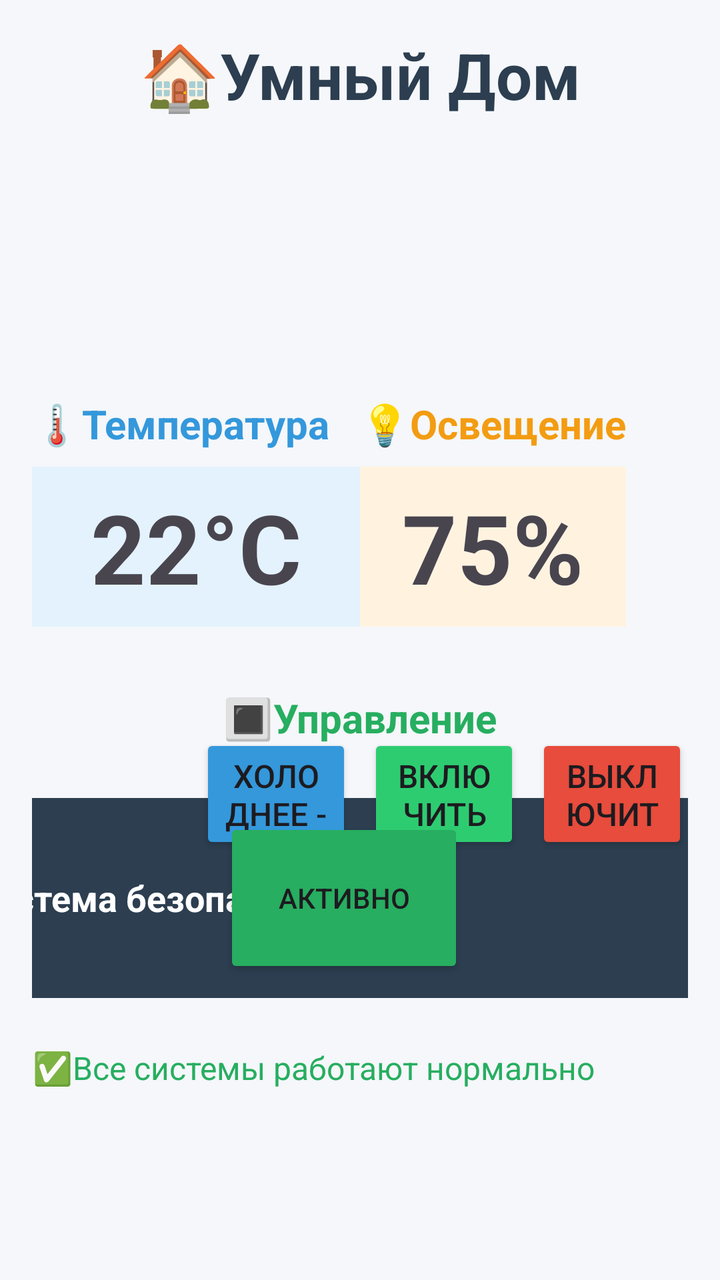
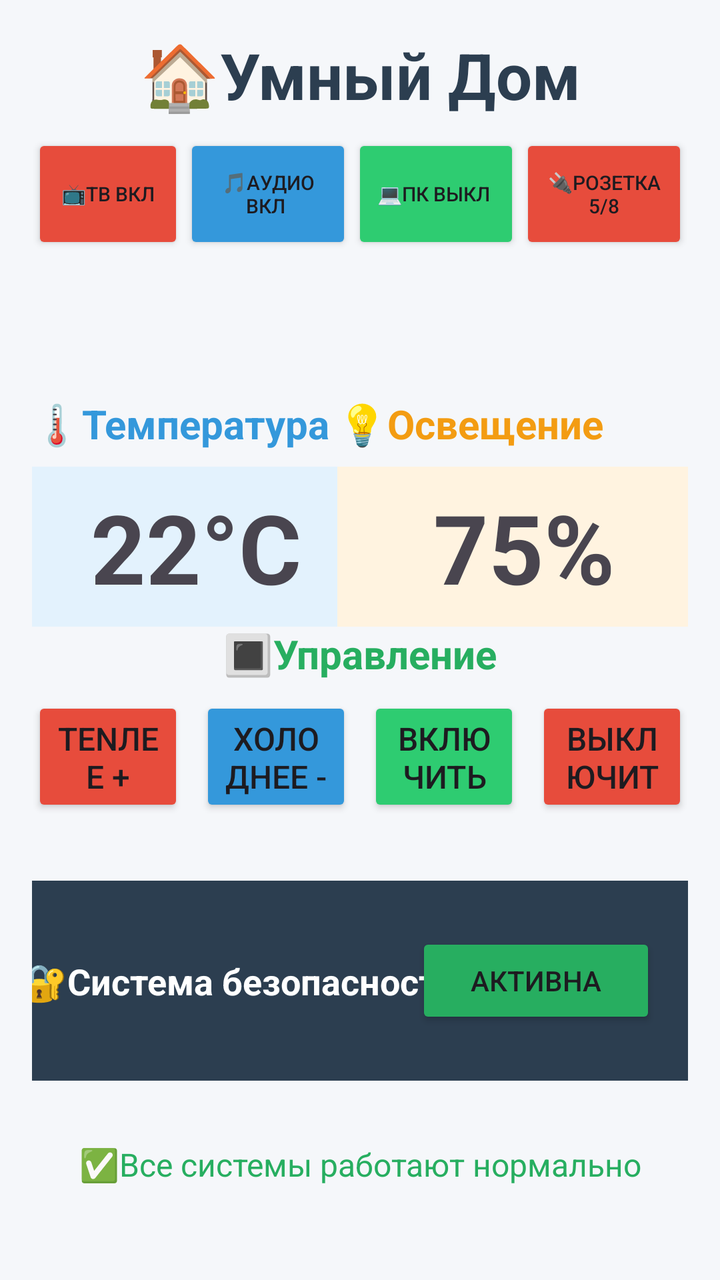

Before-and-after screenshots of an Android layout around one commit, followed by the original layout XML and the change that was made.
<!-- AndroidManifest.xml: application theme Theme.Lab5 -->
<!-- res/layout/activity_main.xml -->
<?xml version="1.0" encoding="utf-8"?>
<androidx.constraintlayout.widget.ConstraintLayout
    xmlns:android="http://schemas.android.com/apk/res/android"
    xmlns:app="http://schemas.android.com/apk/res-auto"
    xmlns:tools="http://schemas.android.com/tools"
    android:layout_height="match_parent"
    android:padding="16dp"
    android:background="#F5F7FA"
    android:layout_width="match_parent"
    tools:context=".MainActivity">

    <TextView
        android:id="@+id/titleText"
        android:layout_width="0dp"
        android:layout_height="wrap_content"
        android:gravity="center"
        android:text="🏠Умный Дом"
        android:textColor="#2C3E50"
        android:textSize="32sp"
        android:textStyle="bold"
        app:layout_constraintEnd_toEnd0f="parent"
        app:layout_constraintEnd_toEndOf="parent"
        app:layout_constraintStart_toStartOf="parent"
        app:layout_constraintTop_toTop0f="parent"
        app:layout_constraintTop_toTopOf="parent" />

    <androidx.constraintlayout.widget.Guideline
        android:id="@+id/guideline30"
        android:layout_width="wrap_content"
        android:layout_height="wrap_content"
        android:orientation="horizontal"
        app:layout_constraintGuide_percent="0.3" />

    <TextView
        android:id="@+id/tempLabel"
        android:layout_width="0dp"
        android:layout_height="wrap_content"
        android:text="🌡Teмператypа"
        android:textSize="20sp"
        android:textStyle="bold"
        android:textColor="#3498DB"
        app:layout_constraintTop_toTopOf="@id/guideline30"
        app:layout_constraintStart_toStartOf="parent"
        app:layout_constraintEnd_toStartOf="@id/guideline50" />

    <TextView
        android:id="@+id/tempValue"
        android:layout_width="0dp"
        android:layout_height="80dp"
        android:text="22°C"
        android:textSize="48sp"
        android:textStyle="bold"
        android:gravity="center"
        android:background="#E3F2FD"
        android:padding="8dp"
        app:layout_constraintTop_toBottomOf="@id/tempLabel"
        app:layout_constraintStart_toStartOf="@id/tempLabel"
        app:layout_constraintEnd_toEndOf="@id/tempLabel"
        android:layout_marginTop="8dp" />

    <TextView
        android:id="@+id/lightLabel"
        android:layout_width="0dp"
        android:layout_height="wrap_content"
        android:text="💡Освещение"
        android:textSize="20sp"
        android:textStyle="bold"
        android:textColor="#F39C12"
        app:layout_constraintTop_toTopOf="@id/guideline30"
        app:layout_constraintStart_toEndOf="@id/guideline50"
        app:layout_constraintEnd_toEnd0f="parent" />

    <TextView
        android:id="@+id/lightValue"
        android:layout_width="0dp"
        android:layout_height="80dp"
        android:text="75%"
        android:textSize="48sp"
        android:textStyle="bold"
        android:gravity="center"
        android:background="#FFF3E0"
        android:padding="8dp"
        app:layout_constraintTop_toBottomOf="@id/lightLabel"
        app:layout_constraintStart_toStartOf="@id/lightLabel"
        app:layout_constraintEnd_toEndOf="@id/lightLabel"
        android:layout_marginTop="8dp" />

    <androidx.constraintlayout.widget.Guideline
        android:id="@+id/guideline50"
        android:layout_width="wrap_content"
        android:layout_height="wrap_content"
        android:orientation="vertical"
        app:layout_constraintGuide_percent="0.5" />

    <androidx.constraintlayout.widget.Barrier
        android:id="@+id/buttonBarrier"
        android:layout_width="wrap_content"
        android:layout_height="wrap_content"
        app:barrierDirection="bottom"
        app:constraint_referenced_ids="tempValue, lightValue" />

    <TextView
        android:id="@+id/controlLabel"
        android:layout_width="0dp"
        android:layout_height="wrap_content"
        android:gravity="center"
        android:text="🔳Управление"
        android:textColor="#27AE60"
        android:textSize="20sp"
        android:textStyle="bold"
        app:layout_constraintEnd_toEndOf="parent"
        app:layout_constraintStart_toStartOf="parent"
        android:layout_marginTop="32dp"
        app:layout_constraintTop_toBottomOf="@id/buttonBarrier" />

    <Button
        android:id="@+id/tempUpButton"
        android:layout_width="0dp"
        android:layout_height="60dp"
        android:text="Tenлee +"
        android:textSize="16sp"
        app:layout_constraintTop_toBottomOf="@id/controlLabel"
        android:backgroundTint="#E74C3C"
        app:layout_constraintBottom_toTopOf="@id/controlLabel"
        app:layout_constraintStart_toStartOf="parent"
        app:layout_constraintEnd_toStartOf="@id/tempDownButton"
        app:layout_constraintHorizontal_chainStyle="spread"
        android:layout_marginTop="16dp"
        android:layout_marginEnd="8dp" />
    <Button
        android:id="@+id/tempDownButton"
        android:layout_width="0dp"
        android:layout_height="60dp"
        android:text="Xолоднее -"
        android:textSize="16sp"
        android:backgroundTint="#3498DB"
        app:layout_constraintTop_toTopOf="@id/tempUpButton"
        app:layout_constraintStart_toEndOf="@id/tempUpButton"
        app:layout_constraintEnd_toStartOf="@id/lightonButton"
        android:layout_marginEnd="8dp" />
    <Button
        android:id="@+id/lightonButton"
        android:layout_width="0dp"
        android:layout_height="60dp"
        android:text="Включить"
        android:textSize="16sp"
        android:backgroundTint="#2ECC71"
        app:layout_constraintTop_toTopOf="@id/tempUpButton"
        app:layout_constraintStart_toEndOf="@id/tempDownButton"
        app:layout_constraintEnd_toStartOf="@id/lightoffButton"
        android:layout_marginEnd="8dp" />
    <Button
        android:id="@+id/lightoffButton"
        android:layout_width="0dp"
        android:layout_height="60dp"
        android:text="Выключить"
        android:textSize="16sp"
        android:backgroundTint="#E74C3C"
        app:layout_constraintTop_toTopOf="@id/tempUpButton"
        app:layout_constraintStart_toEndOf="@id/lightonButton"
        app:layout_constraintEnd_toEndOf="parent" />
    <View
        android:id="@+id/securityIndicator"
        android:layout_width="0dp"
        android:layout_height="100dp"
        android:background="#2C3E50"
        app:layout_constraintTop_toBottomOf="@id/tempUpButton"
        app:layout_constraintStart_toStartOf="parent"
        app:layout_constraintEnd_toEnd0f="parent"
        android:layout_marginTop="32dp" />
    <TextView
        android:id="@+id/securityText"
        android:layout_width="wrap_content"
        android:layout_height="wrap_content"
        android:text="🔐Система безопасности"
        android:textSize="18sp"
        android:textStyle="bold"
        android:textColor="#FFFFFF"
        app:layout_constraintTop_toTopOf="@id/securityIndicator"
        app:layout_constraintBottom_toBottomOf="@id/securityIndicator"
        app:layout_constraintStart_toStartOf="@id/securityIndicator"
        app:layout_constraintEnd_toStartOf="@id/securityButton"
        android:gravity="center_vertical"
        android:paddingStart="16dp" />

    <Button
        android:id="@+id/securityButton"
        android:layout_width="120dp"
        android:layout_height="80dp"
        android:layout_marginEnd="16dp"
        android:backgroundTint="#27AE60"
        android:text="Активно"
        android:textSize="14sp"
        app:layout_constraintBottom_toBottomOf="@id/securityIndicator"
        app:layout_constraintEnd_toEndOf="@id/securityIndicator"
        app:layout_constraintStart_toStartOf="parent"
        app:layout_constraintTop_toTopOf="@id/securityIndicator" />
    <TextView
        android:id="@+id/statusText"
        android:layout_width="0dp"
        android:layout_height="wrap_content"
        android:text="✅Все системы работают нормально"
        android:textSize="16sp"
        android:textColor="#27AE60"
        android:gravity="center"
        app:layout_constraintTop_toBottomOf="@id/securityIndicator"
        app:layout_constraintStart_toStartOf="parent"
        app:layout_constraintEnd_toEnd0f="parent"
        app:layout_constraintBottom_toBottom0f="parent"
        android:layout_marginTop="24dp"
        android:layout_marginBottom="16dp" />

</androidx.constraintlayout.widget.ConstraintLayout>
<!-- resources referenced by this layout -->
<resources>
  <style name="Theme.Lab5" parent="Base.Theme.Lab5" />
  <style name="Base.Theme.Lab5" parent="Theme.Material3.DayNight.NoActionBar">
          
          
      </style>
</resources>

<!-- the commit's change to res/layout/activity_main.xml (unified diff, before → after) -->
@@ -18,10 +18,8 @@
         android:textColor="#2C3E50"
         android:textSize="32sp"
         android:textStyle="bold"
-        app:layout_constraintEnd_toEnd0f="parent"
-        app:layout_constraintEnd_toEndOf="parent"
-        app:layout_constraintStart_toStartOf="parent"
-        app:layout_constraintTop_toTop0f="parent"
+        app:layout_constraintEnd_toEndOf="parent"
+        app:layout_constraintStart_toStartOf="parent"
         app:layout_constraintTop_toTopOf="parent" />
 
     <androidx.constraintlayout.widget.Guideline
@@ -58,9 +56,10 @@
         app:layout_constraintEnd_toEndOf="@id/tempLabel"
         android:layout_marginTop="8dp" />
 
+
     <TextView
         android:id="@+id/lightLabel"
-        android:layout_width="0dp"
+        android:layout_width="187dp"
         android:layout_height="wrap_content"
         android:text="💡Освещение"
         android:textSize="20sp"
@@ -68,7 +67,7 @@
         android:textColor="#F39C12"
         app:layout_constraintTop_toTopOf="@id/guideline30"
         app:layout_constraintStart_toEndOf="@id/guideline50"
-        app:layout_constraintEnd_toEnd0f="parent" />
+        app:layout_constraintEnd_toEndOf="parent" />
 
     <TextView
         android:id="@+id/lightValue"
@@ -110,7 +109,6 @@
         android:textStyle="bold"
         app:layout_constraintEnd_toEndOf="parent"
         app:layout_constraintStart_toStartOf="parent"
-        android:layout_marginTop="32dp"
         app:layout_constraintTop_toBottomOf="@id/buttonBarrier" />
 
     <Button
@@ -121,11 +119,10 @@
         android:textSize="16sp"
         app:layout_constraintTop_toBottomOf="@id/controlLabel"
         android:backgroundTint="#E74C3C"
-        app:layout_constraintBottom_toTopOf="@id/controlLabel"
         app:layout_constraintStart_toStartOf="parent"
         app:layout_constraintEnd_toStartOf="@id/tempDownButton"
         app:layout_constraintHorizontal_chainStyle="spread"
-        android:layout_marginTop="16dp"
+        android:layout_marginTop="8dp"
         android:layout_marginEnd="8dp" />
     <Button
         android:id="@+id/tempDownButton"
@@ -159,15 +156,61 @@
         app:layout_constraintTop_toTopOf="@id/tempUpButton"
         app:layout_constraintStart_toEndOf="@id/lightonButton"
         app:layout_constraintEnd_toEndOf="parent" />
+    <Button
+        android:id="@+id/tempUpButn"
+        android:layout_width="0dp"
+        android:layout_height="60dp"
+        android:text="📺ТВ ВКЛ"
+        android:textSize="10sp"
+        app:layout_constraintTop_toBottomOf="@+id/titleText"
+        android:backgroundTint="#E74C3C"
+        app:layout_constraintStart_toStartOf="parent"
+        app:layout_constraintEnd_toStartOf="@id/tempDownButton"
+        app:layout_constraintHorizontal_chainStyle="spread"
+        android:layout_marginTop="8dp"
+        android:layout_marginEnd="8dp" />
+    <Button
+        android:id="@+id/tempDownButt"
+        android:layout_width="0dp"
+        android:layout_height="60dp"
+        android:text="🎵АУДИО ВКЛ "
+        android:textSize="10sp"
+        android:backgroundTint="#3498DB"
+        app:layout_constraintTop_toTopOf="@+id/tempUpButn"
+        app:layout_constraintStart_toEndOf="@id/tempUpButton"
+        app:layout_constraintEnd_toStartOf="@id/lightonButton"
+        android:layout_marginEnd="8dp" />
+    <Button
+        android:id="@+id/lightonBu"
+        android:layout_width="0dp"
+        android:layout_height="60dp"
+        android:text="💻ПК ВЫКЛ "
+        android:textSize="10sp"
+        android:backgroundTint="#2ECC71"
+        app:layout_constraintTop_toTopOf="@+id/tempUpButn"
+        app:layout_constraintStart_toEndOf="@id/tempDownButton"
+        app:layout_constraintEnd_toStartOf="@id/lightoffButton"
+        android:layout_marginEnd="8dp" />
+    <Button
+        android:id="@+id/lightoffButto"
+        android:layout_width="0dp"
+        android:layout_height="60dp"
+        android:text="🔌РОЗЕТКА 5/8"
+        android:textSize="10sp"
+        android:backgroundTint="#E74C3C"
+        app:layout_constraintTop_toTopOf="@+id/tempUpButn"
+        app:layout_constraintStart_toEndOf="@id/lightonButton"
+        app:layout_constraintEnd_toEndOf="parent" />
+
     <View
         android:id="@+id/securityIndicator"
         android:layout_width="0dp"
         android:layout_height="100dp"
+        android:layout_marginTop="32dp"
         android:background="#2C3E50"
-        app:layout_constraintTop_toBottomOf="@id/tempUpButton"
-        app:layout_constraintStart_toStartOf="parent"
-        app:layout_constraintEnd_toEnd0f="parent"
-        android:layout_marginTop="32dp" />
+        app:layout_constraintEnd_toEndOf="parent"
+        app:layout_constraintStart_toStartOf="parent"
+        app:layout_constraintTop_toBottomOf="@id/tempUpButton" />
     <TextView
         android:id="@+id/securityText"
         android:layout_width="wrap_content"
@@ -186,28 +229,26 @@
     <Button
         android:id="@+id/securityButton"
         android:layout_width="120dp"
-        android:layout_height="80dp"
-        android:layout_marginEnd="16dp"
+        android:layout_height="48dp"
         android:backgroundTint="#27AE60"
-        android:text="Активно"
+        android:text="АКТИВНА"
         android:textSize="14sp"
         app:layout_constraintBottom_toBottomOf="@id/securityIndicator"
-        app:layout_constraintEnd_toEndOf="@id/securityIndicator"
-        app:layout_constraintStart_toStartOf="parent"
-        app:layout_constraintTop_toTopOf="@id/securityIndicator" />
+        app:layout_constraintEnd_toEndOf="@+id/securityIndicator"
+        app:layout_constraintTop_toTopOf="@id/securityIndicator"
+        android:layout_marginEnd="16dp"/>
+
     <TextView
         android:id="@+id/statusText"
         android:layout_width="0dp"
         android:layout_height="wrap_content"
+        android:gravity="center"
         android:text="✅Все системы работают нормально"
-        android:textSize="16sp"
         android:textColor="#27AE60"
-        android:gravity="center"
-        app:layout_constraintTop_toBottomOf="@id/securityIndicator"
-        app:layout_constraintStart_toStartOf="parent"
-        app:layout_constraintEnd_toEnd0f="parent"
-        app:layout_constraintBottom_toBottom0f="parent"
-        android:layout_marginTop="24dp"
-        android:layout_marginBottom="16dp" />
+        android:textSize="16sp"
+        app:layout_constraintBottom_toBottomOf="parent"
+        app:layout_constraintEnd_toEndOf="parent"
+        app:layout_constraintStart_toStartOf="parent"
+        app:layout_constraintTop_toBottomOf="@id/securityIndicator" />
 
 </androidx.constraintlayout.widget.ConstraintLayout>
